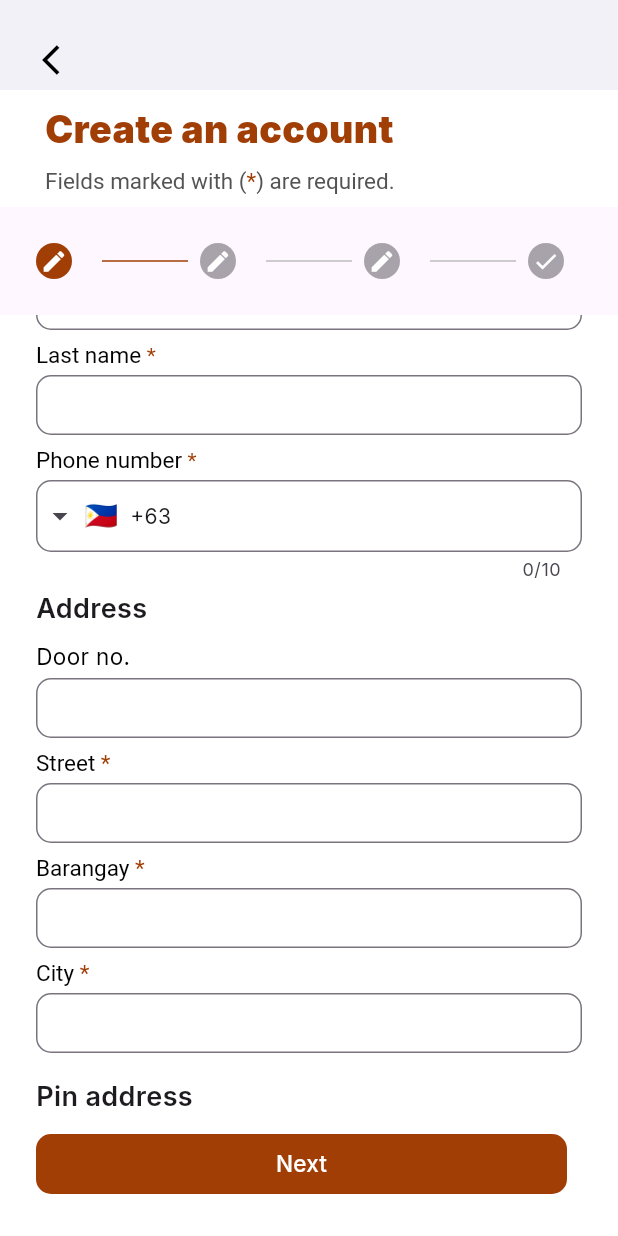
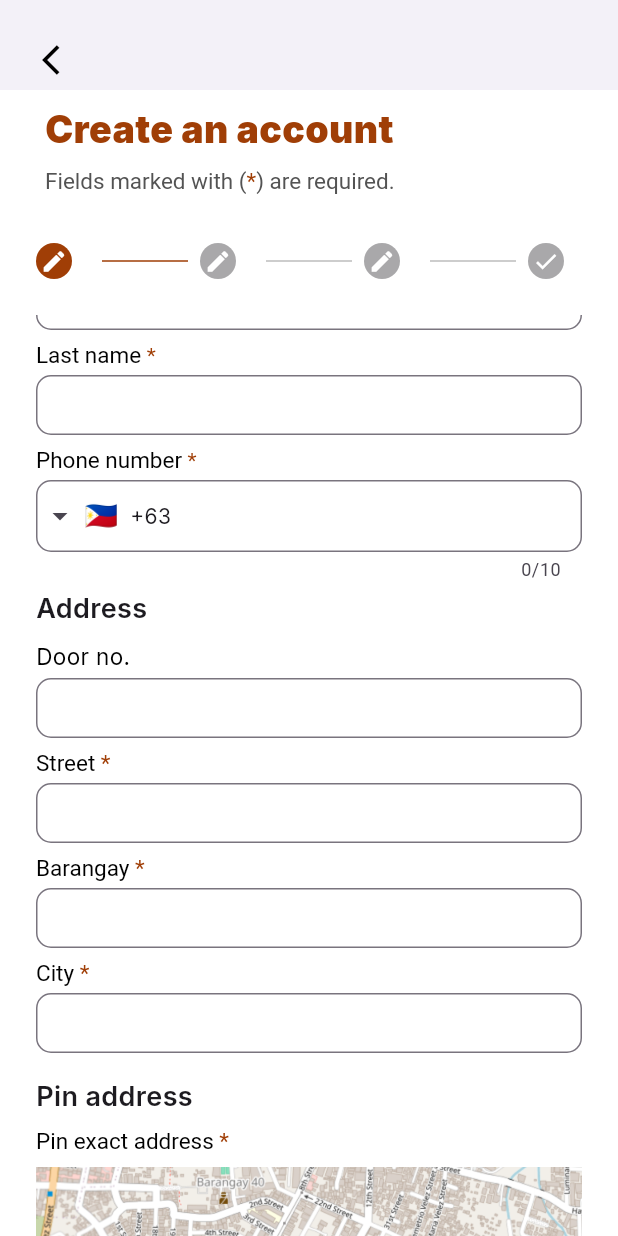
Before and after one commit to pamfurred-pet-owner/pamfurred, a Flutter app: the RegisterScreen screen opened directly, scrolled down 110 dp, on a phone screen of 412 x 824 dp. Run offline on Flutter 3.47's test engine with Material 3 defaults, Android fonts, the light colour scheme and no system bars; drawn by our look-alikes of intl_phone_field; our stand-ins replace email_validator, flutter_map, flutter_otp_text_field, google_fonts, latlong2, salomon_bottom_bar.

```diff
--- a/lib/tests/register.dart
+++ b/lib/tests/register.dart
@@ -338,6 +338,34 @@ class RegisterScreenState extends State<RegisterScreen> {
                 ),
               ),
               const SizedBox(height: secondarySizedBox),
+              RichText(
+                text: const TextSpan(children: [
+                  TextSpan(
+                    text: "Pin exact address ",
+                    style: TextStyle(
+                      color: Colors.black,
+                      fontSize: regularText,
+                    ),
+                  ),
+                  TextSpan(
+                    text: "*",
+                    style: TextStyle(
+                      color: primaryColor,
+                      fontSize: regularText,
+                    ),
+                  ),
+                ]),
+              ),
+              const SizedBox(height: secondarySizedBox),
+              Container(
+                decoration:
+                    BoxDecoration(borderRadius: BorderRadius.circular(10)),
+                child: Image.asset(
+                  'assets/pin_address.png',
+                  width: double.infinity,
+                ),
+              ),
+              const SizedBox(height: tertiarySizedBox),
             ],
           ),
         ),
@@ -613,7 +641,15 @@ class RegisterScreenState extends State<RegisterScreen> {
     return Scaffold(
       backgroundColor: Colors.white,
       appBar: customAppBar(context),
-      body: SafeArea(
+      body: Theme(
+        data: ThemeData(
+          canvasColor:
+              Colors.transparent, // Set the background color to transparent
+          colorScheme:
+              Theme.of(context).colorScheme.copyWith(primary: primaryColor),
+          splashColor: Colors.transparent,
+        ),
+        child: SafeArea(
           child: Column(
             crossAxisAlignment: CrossAxisAlignment.start,
             children: [
@@ -673,6 +709,7 @@ class RegisterScreenState extends State<RegisterScreen> {
                         activeStepIndex += 1;
                       });
                     } else {
+                      // Save to database
                       print('Submitted');
                     }
                   },
@@ -699,8 +736,8 @@ class RegisterScreenState extends State<RegisterScreen> {
                           child: TextButton(
                             onPressed: details.onStepContinue,
                             style: ButtonStyle(
-                            shape:
-                                WidgetStateProperty.all<RoundedRectangleBorder>(
+                              shape: WidgetStateProperty.all<
+                                  RoundedRectangleBorder>(
                                 RoundedRectangleBorder(
                                   borderRadius: BorderRadius.circular(
                                       secondaryBorderRadius),
@@ -757,6 +794,7 @@ class RegisterScreenState extends State<RegisterScreen> {
             ],
           ),
         ),
+      ),
     );
   }
 }
```
Also changed, not shown: lib/components/custom_appbar.dart (+23 -0 lines), lib/main.dart (+6 -3 lines), lib/screens/home_screen.dart (+5 -5 lines), assets/pin_address.png (added). Lines whose indentation alone changed are shown as unchanged.
